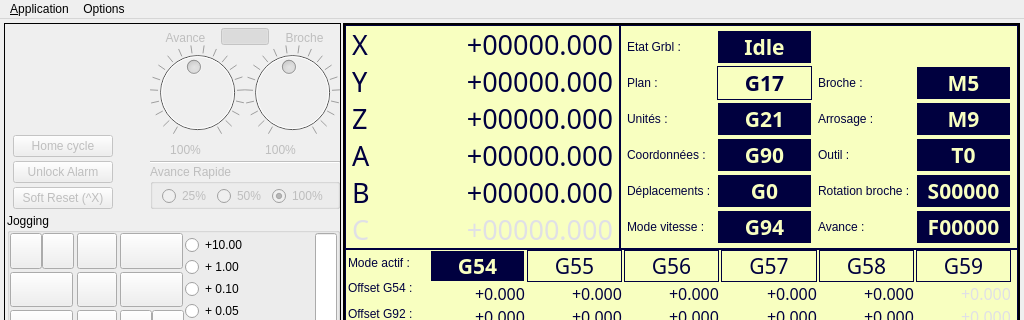
Above: mainWindow.ui from fra589/cn5X before the change; both pictures show x 0 to 1024 and y 0 to 320 of the 1024 by 600 pixel window. Below: the same form after it.
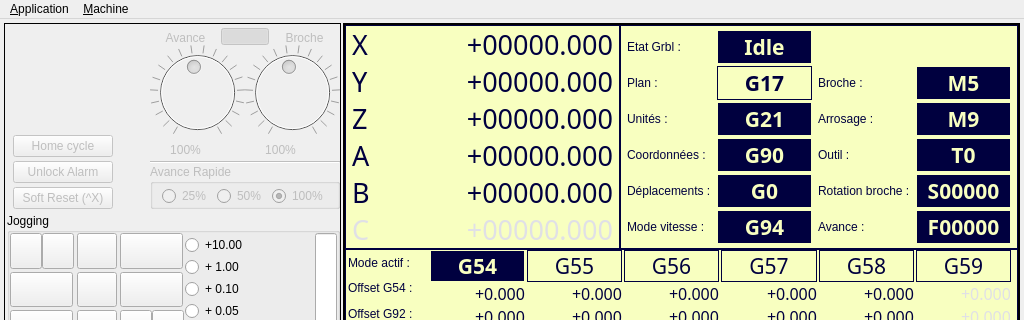
That is the form after the change. Icons and pictures are not drawn. Custom widgets are drawn as their Qt base class.

What changed in the file:
```diff
--- a/mainWindow.ui
+++ b/mainWindow.ui
@@ -3862,9 +3862,9 @@
     <addaction name="separator"/>
     <addaction name="mnuAppQuitter"/>
    </widget>
-   <widget class="QMenu" name="menuOptions">
+   <widget class="QMenu" name="menuMachine">
     <property name="title">
-     <string>Options</string>
+     <string>&amp;Machine</string>
     </property>
     <addaction name="separator"/>
     <addaction name="mnu_GrblConfig"/>
@@ -3875,7 +3875,7 @@
     <addaction name="mnuDebug_mode"/>
    </widget>
    <addaction name="mnuApplication"/>
-   <addaction name="menuOptions"/>
+   <addaction name="menuMachine"/>
   </widget>
   <widget class="QStatusBar" name="statusBar"/>
   <action name="mnuAppOuvrir">
```
